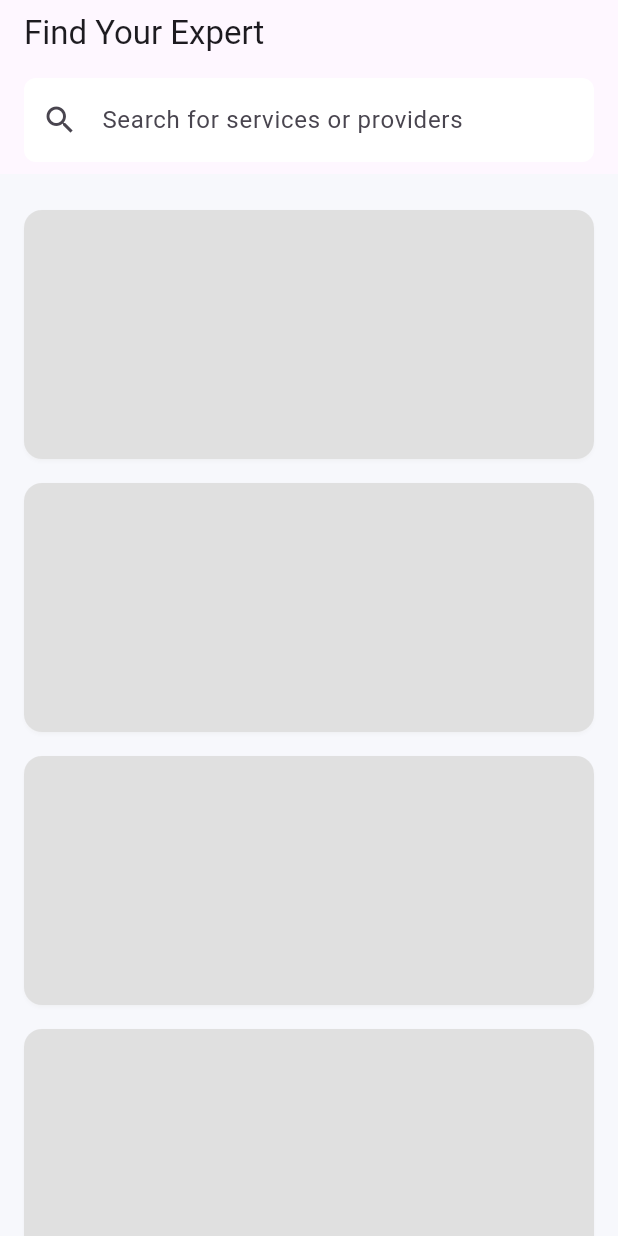
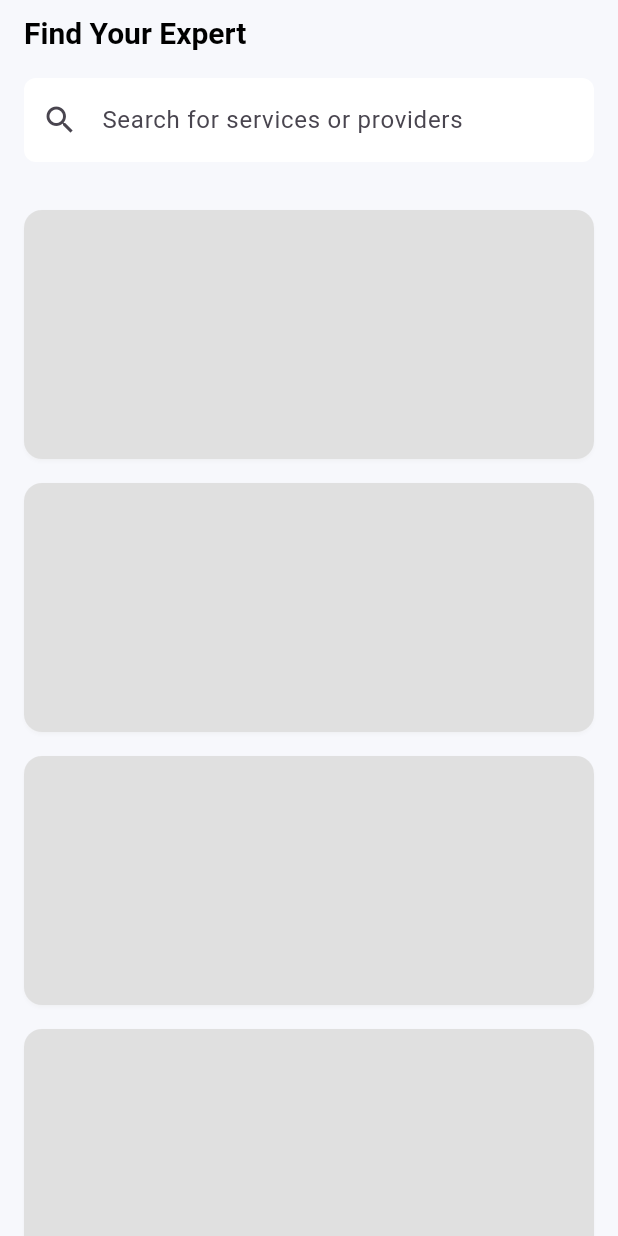
Before and after one commit to Mubaola23/service-provider-booking, a Flutter app: the first screen one second after launch, on a phone screen of 412 x 824 dp. Run offline on Flutter 3.47's test engine with Material 3 defaults, Android fonts, the phone set to English and light mode, and no system bars; drawn by our look-alikes of shimmer; our stand-ins replace flutter_riverpod, hooks_riverpod.

Commit message:
Feat: added theme for app bar and elevated button

```diff
--- a/lib/main.dart
+++ b/lib/main.dart
@@ -16,6 +16,25 @@ class MyApp extends StatelessWidget {
       theme: ThemeData(
         primaryColor: const Color(0xFF2E7D32),
         scaffoldBackgroundColor: const Color(0xFFF7F8FC),
+        appBarTheme: const AppBarTheme(
+          backgroundColor: Color(0xFFF7F8FC),
+          elevation: 0,
+          iconTheme: IconThemeData(color: Colors.black),
+          titleTextStyle: TextStyle(
+            color: Colors.black,
+            fontSize: 20,
+            fontWeight: FontWeight.bold,
+          ),
+        ),
+        elevatedButtonTheme: ElevatedButtonThemeData(
+          style: ElevatedButton.styleFrom(
+            backgroundColor: const Color(0xFF2E7D32),
+            foregroundColor: Colors.white,
+            shape: RoundedRectangleBorder(
+              borderRadius: BorderRadius.circular(8.0),
+            ),
+          ),
+        ),
       ),
       home: ProviderListScreen(),
     );
```
